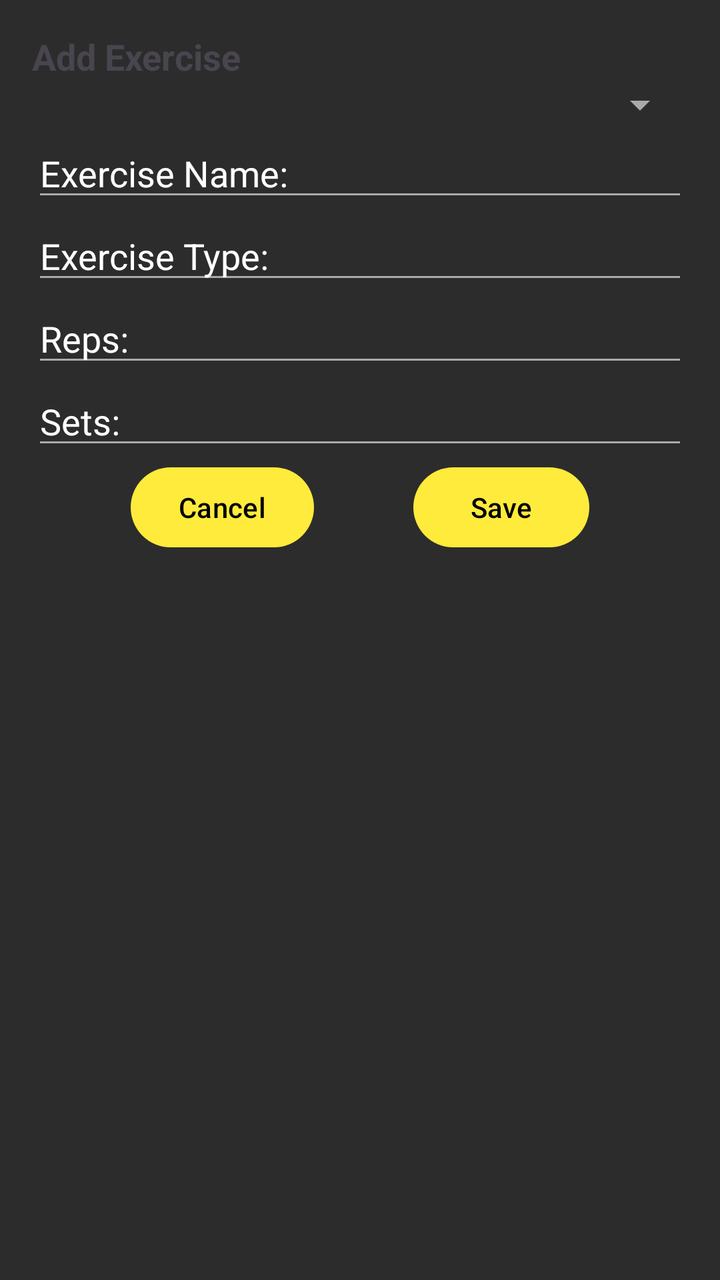
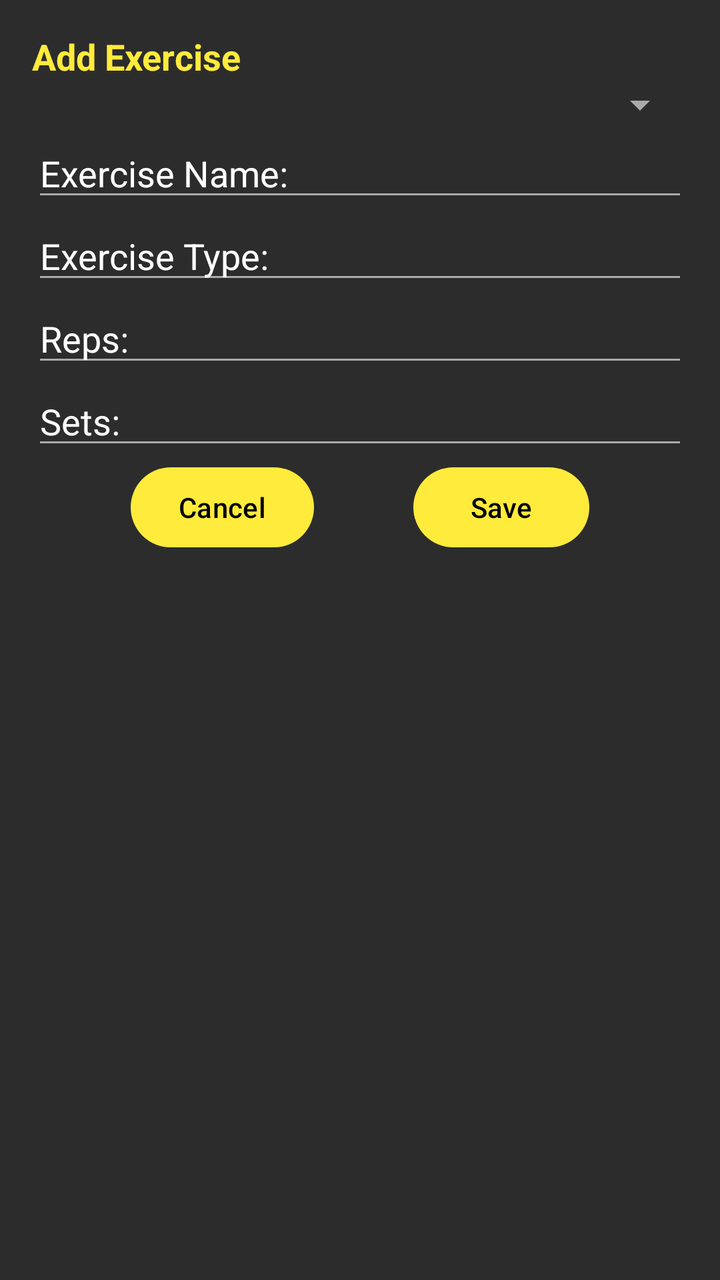

Screens rendered from an Android XML layout before and after an edit, with the pre-edit source and the edit as a unified diff.
<!-- AndroidManifest.xml: application theme Theme.MyFit -->
<!-- res/layout/fragment_add_exercise_dialogue.xml -->
<?xml version="1.0" encoding="utf-8"?>
<androidx.constraintlayout.widget.ConstraintLayout xmlns:android="http://schemas.android.com/apk/res/android"
    android:layout_width="match_parent"
    android:layout_height="match_parent"
    xmlns:app="http://schemas.android.com/apk/res-auto"
    android:background="@color/cardBackground"
    android:padding="@dimen/fragment_padding">

    <TextView
        android:id="@+id/addExerciseTitle"
        android:layout_width="match_parent"
        android:layout_height="wrap_content"
        android:text="@string/add_exercise"
        android:textStyle="bold"
        android:textSize="@dimen/text_size_h2"
        app:layout_constraintTop_toTopOf="parent"
        app:layout_constraintStart_toStartOf="parent"
        app:layout_constraintEnd_toEndOf="parent"/>

    <Spinner
        android:id="@+id/workoutSpinner"
        android:layout_width="match_parent"
        android:layout_height="wrap_content"
        app:layout_constraintTop_toBottomOf="@id/addExerciseTitle"
        app:layout_constraintStart_toStartOf="parent"
        app:layout_constraintEnd_toEndOf="parent"
        android:spinnerMode="dropdown"/>

    <EditText
        android:id="@+id/exerciseNameInput"
        android:hint="@string/exercise_name"
        android:textColor="@color/white"
        android:textColorHint="@color/white"
        android:layout_width="match_parent"
        app:layout_constraintTop_toBottomOf="@id/workoutSpinner"
        app:layout_constraintStart_toStartOf="parent"
        app:layout_constraintEnd_toEndOf="parent"
        android:layout_height="wrap_content"/>

    <EditText
        android:id="@+id/exerciseTypeInput"
        android:hint="@string/exercise_type"
        android:textColor="@color/white"
        android:textColorHint="@color/white"
        app:layout_constraintTop_toBottomOf="@id/exerciseNameInput"
        app:layout_constraintStart_toStartOf="parent"
        app:layout_constraintEnd_toEndOf="parent"
        android:layout_width="match_parent"
        android:layout_height="wrap_content"/>

    <EditText
        android:id="@+id/exerciseRepsInput"
        android:hint="@string/reps"
        android:textColor="@color/white"
        android:textColorHint="@color/white"
        android:inputType="number"
        app:layout_constraintTop_toBottomOf="@id/exerciseTypeInput"
        app:layout_constraintStart_toStartOf="parent"
        app:layout_constraintEnd_toEndOf="parent"
        android:layout_width="match_parent"
        android:layout_height="wrap_content"/>

    <EditText
        android:id="@+id/exerciseSetsInput"
        android:hint="@string/sets"
        android:textColor="@color/white"
        android:textColorHint="@color/white"
        android:inputType="number"
        app:layout_constraintTop_toBottomOf="@id/exerciseRepsInput"
        app:layout_constraintStart_toStartOf="parent"
        app:layout_constraintEnd_toEndOf="parent"
        android:layout_width="match_parent"
        android:layout_height="wrap_content"/>

    <Button
        android:id="@+id/cancelBtn"
        android:layout_width="wrap_content"
        android:layout_height="wrap_content"
        android:text="@string/cancel"
        app:layout_constraintTop_toBottomOf="@id/exerciseSetsInput"
        app:layout_constraintStart_toStartOf="parent"
        app:layout_constraintEnd_toStartOf="@id/saveBtn"/>

    <Button
        android:id="@+id/saveBtn"
        android:layout_width="wrap_content"
        android:layout_height="wrap_content"
        android:text="@string/save"
        app:layout_constraintTop_toBottomOf="@id/exerciseSetsInput"
        app:layout_constraintStart_toEndOf="@id/cancelBtn"
        app:layout_constraintEnd_toEndOf="parent"
        />

</androidx.constraintlayout.widget.ConstraintLayout>
<!-- resources referenced by this layout -->
<resources>
  <color name="cardBackground">#2C2C2C</color>
  <color name="white">#FFFFFFFF</color>
  <dimen name="fragment_padding">16dp</dimen>
  <dimen name="text_size_h2">18sp</dimen>
  <string name="add_exercise">Add Exercise</string>
  <string name="cancel">Cancel</string>
  <string name="exercise_name">Exercise Name: </string>
  <string name="exercise_type">Exercise Type: </string>
  <string name="reps">Reps: </string>
  <string name="save">Save</string>
  <string name="sets">Sets: </string>
  <style name="Theme.MyFit" parent="Base.Theme.MyFit" />
  <style name="Base.Theme.MyFit" parent="Theme.Material3.DayNight.NoActionBar">
  
          
          <item name="colorPrimary">@color/yellowAccent</item>
          <item name="colorPrimaryVariant">@color/yellowAccentDark</item>
          <item name="colorOnPrimary">@android:color/black</item>
  
          
          <item name="android:windowBackground">@color/darkGreyBackground</item>
  
          
          <item name="colorSecondary">@color/yellowAccent</item>
          <item name="colorOnSecondary">@android:color/black</item>
  
          
          <item name="android:textColorPrimary">@android:color/white</item>
          <item name="android:textColorSecondary">@android:color/darker_gray</item>
  
      </style>
  <color name="yellowAccent">#FFEB3B</color>
  <color name="yellowAccentDark">#FBC02D</color>
  <color name="darkGreyBackground">#212121</color>
</resources>

<!-- the commit's change to res/layout/fragment_add_exercise_dialogue.xml (unified diff, before → after) -->
@@ -13,6 +13,7 @@
         android:text="@string/add_exercise"
         android:textStyle="bold"
         android:textSize="@dimen/text_size_h2"
+        android:textColor="@color/yellowAccent"
         app:layout_constraintTop_toTopOf="parent"
         app:layout_constraintStart_toStartOf="parent"
         app:layout_constraintEnd_toEndOf="parent"/>
<!-- resource entries referenced after the edit -->
@@ -30,9 +30,16 @@
           <item name="android:textColorPrimary">@android:color/white</item>
           <item name="android:textColorSecondary">@android:color/darker_gray</item>
   
+          <item name="popupMenuStyle">@style/MyPopupMenu</item>
+  
       </style>
   <color name="yellowAccent">#FFEB3B</color>
   <color name="yellowAccentDark">#FBC02D</color>
   <color name="darkGreyBackground">#212121</color>
+  <style name="MyPopupMenu" parent="@style/Widget.MaterialComponents.PopupMenu.Overflow">
+          <item name="android:popupBackground">@color/darkGreyBackground</item>
+          <item name="android:textColor">@color/white</item>
+          <item name="android:itemBackground">?attr/selectableItemBackgroundBorderless</item>
+      </style>
 </resources>
 
